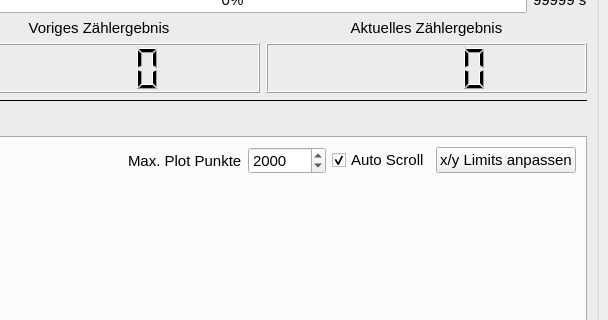
Before: the Qt Designer form gmcounter/pyqt/mainwindow.ui in cckssr/gmcounter, drawn with Qt 5; both pictures show x 672 to 1280 and y 84 to 404 of the 1280 by 929 pixel window.
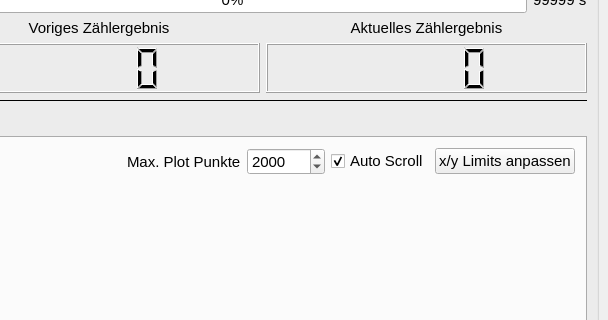
After: the same form once the commit is applied. The open tabs and pages were chosen to show the change.

```diff
--- a/gmcounter/pyqt/mainwindow.ui
+++ b/gmcounter/pyqt/mainwindow.ui
@@ -1219,6 +1219,18 @@
              <string>Zeitverlauf</string>
             </attribute>
             <layout class="QGridLayout" name="gridLayout_6">
+             <property name="leftMargin">
+              <number>10</number>
+             </property>
+             <property name="topMargin">
+              <number>10</number>
+             </property>
+             <property name="rightMargin">
+              <number>10</number>
+             </property>
+             <property name="bottomMargin">
+              <number>5</number>
+             </property>
              <item row="0" column="0">
               <layout class="QHBoxLayout" name="horizontalLayout_8">
                <property name="topMargin">
```
Left out of the diff: 17 changed lines with no effect on the pictures.
